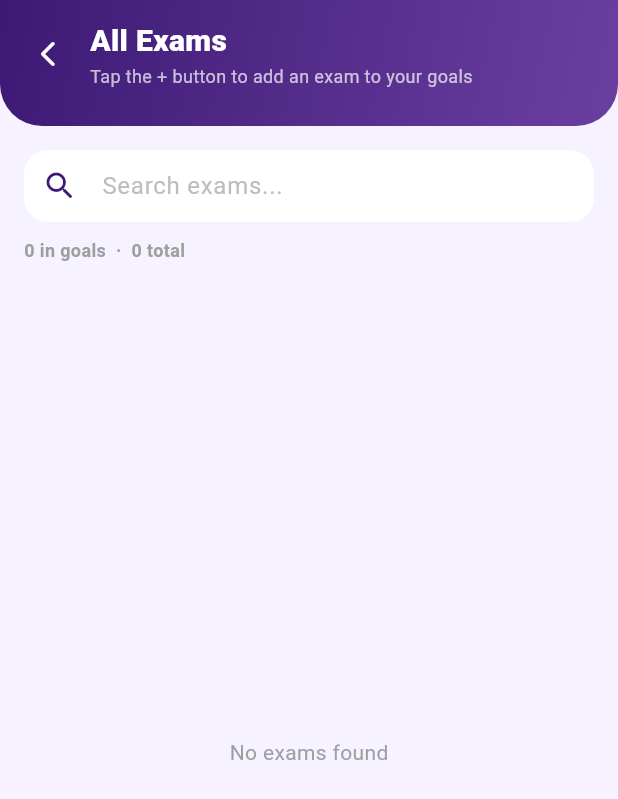
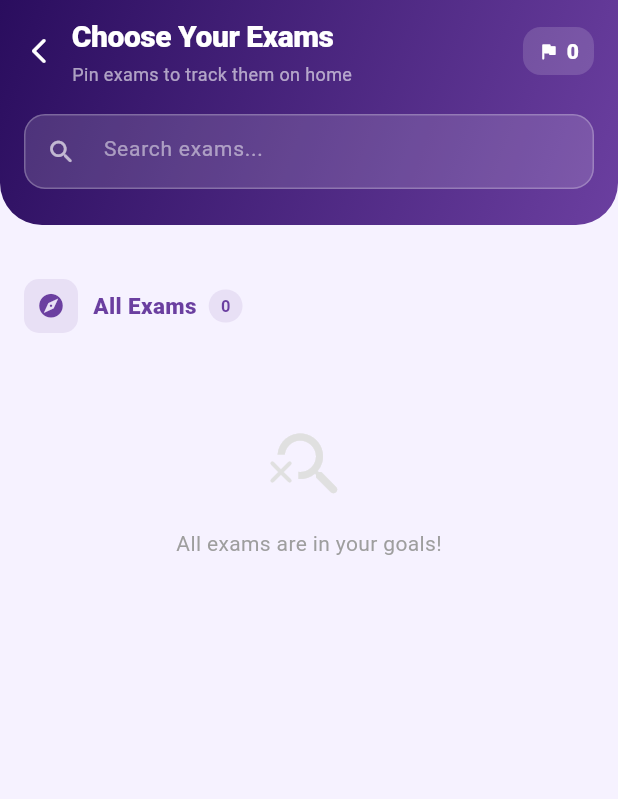
Before and after one commit to nitindhavan/exambullet, a Flutter app: the AllExamsScreen screen opened directly with empty values, on a phone screen of 412 x 824 dp. Shown: the top 799 px of the screen. Run offline on Flutter 3.47's test engine with Material 3 defaults, Android fonts, the phone set to English and light mode, and no system bars; our stand-ins replace firebase_auth, firebase_core, firebase_database, google_fonts, google_sign_in; missing offline and left inert: razorpay_flutter_customui; accounts and stored records are empty.

Commit message:
chore: updated manage exam

```diff
--- a/lib/screens/all_exams_screen.dart
+++ b/lib/screens/all_exams_screen.dart
@@ -18,6 +18,7 @@ class AllExamsScreen extends StatefulWidget {
 }
 
 class _AllExamsScreenState extends State<AllExamsScreen> {
+  final _searchCtrl = TextEditingController();
   String _search = '';
   late Set<String> _goalIds;
 
@@ -27,18 +28,16 @@ class _AllExamsScreenState extends State<AllExamsScreen> {
     _goalIds = Set<String>.from(widget.goalIds);
   }
 
-  List<ExamModel> get _sorted {
-    final query = _search.toLowerCase();
-    final filtered = query.isEmpty
-        ? widget.allExams
-        : widget.allExams
-            .where((e) => e.name.toLowerCase().contains(query))
-            .toList();
-    // Goals pinned at top
-    return [
-      ...filtered.where((e) => _goalIds.contains(e.id)),
-      ...filtered.where((e) => !_goalIds.contains(e.id)),
-    ];
+  @override
+  void dispose() {
+    _searchCtrl.dispose();
+    super.dispose();
+  }
+
+  List<ExamModel> _filtered(List<ExamModel> src) {
+    if (_search.isEmpty) return src;
+    final q = _search.toLowerCase();
+    return src.where((e) => e.name.toLowerCase().contains(q)).toList();
   }
 
   Future<void> _toggleGoal(String examId) async {
@@ -55,45 +54,42 @@ class _AllExamsScreenState extends State<AllExamsScreen> {
 
   @override
   Widget build(BuildContext context) {
-    final exams = _sorted;
+    final goalExams = _filtered(
+        widget.allExams.where((e) => _goalIds.contains(e.id)).toList());
+    final otherExams = _filtered(
+        widget.allExams.where((e) => !_goalIds.contains(e.id)).toList());
+
     return Scaffold(
       backgroundColor: const Color(0xffF6F2FF),
       body: SafeArea(
         child: Column(
           children: [
             _buildHeader(context),
-            _buildSearchBar(),
-            Padding(
-              padding: const EdgeInsets.fromLTRB(16, 10, 16, 4),
-              child: Row(
+            // Search bar below header
+            Expanded(
+              child: ListView(
+                padding: const EdgeInsets.only(top: 8, bottom: 28),
                 children: [
-                  Text(
-                    '${_goalIds.length} in goals  ·  ${widget.allExams.length} total',
-                    style: TextStyle(
-                      color: Colors.grey.shade500,
-                      fontSize: 12,
-                      fontWeight: FontWeight.w600,
+                  if (goalExams.isNotEmpty) ...[
+                    _sectionHeader(
+                      icon: Icons.flag_rounded,
+                      label: 'My Goals',
+                      count: goalExams.length,
+                      color: const Color(0xff3D1975),
                     ),
+                    ...goalExams.map((e) => _examTile(e, isGoal: true)),
+                  ],
+                  _sectionHeader(
+                    icon: Icons.explore_rounded,
+                    label: 'All Exams',
+                    count: otherExams.length,
+                    color: const Color(0xff6B3FA0),
                   ),
+                  if (otherExams.isEmpty)
+                    _emptyState()
+                  else
+                    ...otherExams.map((e) => _examTile(e, isGoal: false)),
                 ],
-              ),
-            ),
-            Expanded(
-              child: exams.isEmpty
-                  ? const Center(
-                      child: Text('No exams found',
-                          style: TextStyle(color: Colors.grey)))
-                  : GridView.builder(
-                      padding: const EdgeInsets.fromLTRB(16, 8, 16, 16),
-                      gridDelegate:
-                          const SliverGridDelegateWithFixedCrossAxisCount(
-                        crossAxisCount: 2,
-                        childAspectRatio: 0.78,
-                        crossAxisSpacing: 12,
-                        mainAxisSpacing: 12,
-                      ),
-                      itemCount: exams.length,
-                      itemBuilder: (_, i) => _examCard(exams[i]),
               ),
             ),
           ],
@@ -106,7 +102,7 @@ class _AllExamsScreenState extends State<AllExamsScreen> {
     return Container(
       decoration: const BoxDecoration(
         gradient: LinearGradient(
-          colors: [Color(0xff3D1975), Color(0xff6B3FA0)],
+          colors: [Color(0xff2A0D5E), Color(0xff6B3FA0)],
           begin: Alignment.topLeft,
           end: Alignment.bottomRight,
         ),
@@ -115,32 +111,98 @@ class _AllExamsScreenState extends State<AllExamsScreen> {
           bottomRight: Radius.circular(28),
         ),
       ),
-      padding: const EdgeInsets.fromLTRB(8, 12, 20, 24),
-      child: Row(
+      padding: const EdgeInsets.fromLTRB(16, 10, 16, 24),
+      child: Column(
+        crossAxisAlignment: CrossAxisAlignment.start,
         children: [
-          IconButton(
-            onPressed: () => Navigator.pop(context),
-            icon: const Icon(Icons.arrow_back_ios_new_rounded,
+          Row(
+            crossAxisAlignment: CrossAxisAlignment.center,
+            children: [
+              GestureDetector(
+                onTap: () => Navigator.pop(context),
+                child: const Icon(Icons.arrow_back_ios_new_rounded,
                     color: Colors.white, size: 20),
               ),
-          const SizedBox(width: 4),
+              const SizedBox(width: 12),
               const Expanded(
                 child: Column(
                   crossAxisAlignment: CrossAxisAlignment.start,
                   children: [
                     Text(
-                  'All Exams',
+                      'Choose Your Exams',
                       style: TextStyle(
                         color: Colors.white,
                         fontSize: 20,
                         fontWeight: FontWeight.w800,
+                        letterSpacing: -0.3,
                       ),
                     ),
+                    SizedBox(height: 2),
                     Text(
-                  'Tap the + button to add an exam to your goals',
-                  style: TextStyle(color: Colors.white70, fontSize: 12),
+                      'Pin exams to track them on home',
+                      style: TextStyle(color: Colors.white60, fontSize: 12),
                     ),
                   ],
+                ),
+              ),
+              Container(
+                padding:
+                    const EdgeInsets.symmetric(horizontal: 10, vertical: 6),
+                decoration: BoxDecoration(
+                  color: Colors.white.withOpacity(0.15),
+                  borderRadius: BorderRadius.circular(12),
+                ),
+                child: Row(
+                  mainAxisSize: MainAxisSize.min,
+                  children: [
+                    const Icon(Icons.flag_rounded,
+                        color: Colors.white, size: 14),
+                    const SizedBox(width: 5),
+                    Text(
+                      '${_goalIds.length}',
+                      style: const TextStyle(
+                        color: Colors.white,
+                        fontWeight: FontWeight.w800,
+                        fontSize: 14,
+                      ),
+                    ),
+                  ],
+                ),
+              ),
+            ],
+          ),
+          const SizedBox(height: 18),
+          Container(
+            height: 50,
+            decoration: BoxDecoration(
+              color: Colors.white.withOpacity(0.14),
+              borderRadius: BorderRadius.circular(14),
+              border: Border.all(color: Colors.white.withOpacity(0.25)),
+            ),
+            child: TextField(
+              controller: _searchCtrl,
+              onChanged: (v) => setState(() => _search = v),
+              style: const TextStyle(color: Colors.white, fontSize: 14),
+              cursorColor: Colors.white,
+              decoration: InputDecoration(
+                hintText: 'Search exams...',
+                hintStyle: TextStyle(
+                    color: Colors.white.withOpacity(0.5), fontSize: 14),
+                prefixIcon: Icon(Icons.search_rounded,
+                    color: Colors.white.withOpacity(0.65), size: 20),
+                suffixIcon: _search.isNotEmpty
+                    ? GestureDetector(
+                        onTap: () {
+                          _searchCtrl.clear();
+                          setState(() => _search = '');
+                        },
+                        child: Icon(Icons.close_rounded,
+                            color: Colors.white.withOpacity(0.65), size: 18),
+                      )
+                    : null,
+                border: InputBorder.none,
+                contentPadding: const EdgeInsets.symmetric(vertical: 15),
+              ),
             ),
           ),
         ],
@@ -148,37 +210,60 @@ class _AllExamsScreenState extends State<AllExamsScreen> {
     );
   }
 
-  Widget _buildSearchBar() {
+  Widget _sectionHeader({
+    required IconData icon,
+    required String label,
+    required int count,
+    required Color color,
+  }) {
     return Padding(
-      padding: const EdgeInsets.fromLTRB(16, 16, 16, 0),
-      child: TextField(
-        onChanged: (v) => setState(() => _search = v),
-        decoration: InputDecoration(
-          hintText: 'Search exams...',
-          hintStyle: TextStyle(color: Colors.grey.shade400),
-          prefixIcon:
-              const Icon(Icons.search_rounded, color: Color(0xff3D1975)),
-          filled: true,
-          fillColor: Colors.white,
-          contentPadding: const EdgeInsets.symmetric(vertical: 0),
-          border: OutlineInputBorder(
-            borderRadius: BorderRadius.circular(16),
-            borderSide: BorderSide.none,
+      padding: const EdgeInsets.fromLTRB(16, 28, 16, 12),
+      child: Row(
+        children: [
+          Container(
+            width: 36,
+            height: 36,
+            decoration: BoxDecoration(
+              color: color.withOpacity(0.1),
+              borderRadius: BorderRadius.circular(10),
+            ),
+            child: Icon(icon, color: color, size: 19),
+          ),
+          const SizedBox(width: 10),
+          Text(
+            label,
+            style: TextStyle(
+                color: color, fontSize: 15, fontWeight: FontWeight.w800),
+          ),
+          const SizedBox(width: 8),
+          Container(
+            padding: const EdgeInsets.symmetric(horizontal: 8, vertical: 3),
+            decoration: BoxDecoration(
+              color: color.withOpacity(0.1),
+              borderRadius: BorderRadius.circular(20),
+            ),
+            child: Text(
+              '$count',
+              style: TextStyle(
+                  color: color, fontSize: 11, fontWeight: FontWeight.w700),
             ),
           ),
+        ],
       ),
     );
   }
 
-  Widget _examCard(ExamModel exam) {
-    final isGoal = _goalIds.contains(exam.id);
-    return Container(
+  Widget _examTile(ExamModel exam, {required bool isGoal}) {
+    return Padding(
+      padding: const EdgeInsets.fromLTRB(16, 0, 16, 14),
+      child: Container(
         decoration: BoxDecoration(
           color: Colors.white,
           borderRadius: BorderRadius.circular(18),
           border: isGoal
-            ? Border.all(color: const Color(0xff3D1975), width: 1.5)
-            : null,
+              ? Border.all(
+                  color: const Color(0xff3D1975).withOpacity(0.35), width: 1.5)
+              : Border.all(color: Colors.transparent),
           boxShadow: [
             BoxShadow(
               color: const Color(0xff3D1975).withOpacity(0.06),
@@ -187,60 +272,37 @@ class _AllExamsScreenState extends State<AllExamsScreen> {
             ),
           ],
         ),
-      child: Column(
-        crossAxisAlignment: CrossAxisAlignment.start,
+        padding: const EdgeInsets.symmetric(horizontal: 14, vertical: 14),
+        child: Row(
           children: [
-          Stack(
-            children: [
-              ClipRRect(
-                borderRadius:
-                    const BorderRadius.vertical(top: Radius.circular(18)),
+            // Circular image
+            Container(
+              width: 64,
+              height: 64,
+              decoration: BoxDecoration(
+                shape: BoxShape.circle,
+                color: const Color(0xff3D1975).withOpacity(0.08),
+                border: Border.all(
+                  color: const Color(0xff3D1975).withOpacity(0.12),
+                  width: 1.5,
+                ),
+              ),
+              child: ClipOval(
                 child: Image.network(
                   exam.icon,
-                  height: 105,
-                  width: double.infinity,
+                  width: 64,
+                  height: 64,
                   fit: BoxFit.cover,
-                  errorBuilder: (_, __, ___) => Container(
-                    height: 105,
-                    color: const Color(0xff3D1975).withOpacity(0.08),
-                    child: const Icon(Icons.school_rounded,
-                        color: Color(0xff3D1975), size: 36),
-                  ),
-                ),
-              ),
-              Positioned(
-                top: 8,
-                right: 8,
-                child: GestureDetector(
-                  onTap: () => _toggleGoal(exam.id),
-                  child: AnimatedContainer(
-                    duration: const Duration(milliseconds: 200),
-                    width: 34,
-                    height: 34,
-                    decoration: BoxDecoration(
-                      color: isGoal
-                          ? const Color(0xff3D1975)
-                          : Colors.white.withOpacity(0.92),
-                      shape: BoxShape.circle,
-                      boxShadow: [
-                        BoxShadow(
-                          color: Colors.black.withOpacity(0.12),
-                          blurRadius: 4,
-                        ),
-                      ],
-                    ),
-                    child: Icon(
-                      isGoal ? Icons.check_rounded : Icons.add_rounded,
-                      color: isGoal ? Colors.white : const Color(0xff3D1975),
-                      size: 18,
+                  errorBuilder: (_, __, ___) => const Icon(
+                    Icons.school_rounded,
+                    color: Color(0xff3D1975),
+                    size: 30,
                   ),
                 ),
               ),
             ),
-            ],
-          ),
-          Padding(
-            padding: const EdgeInsets.all(10),
+            const SizedBox(width: 14),
+            Expanded(
               child: Column(
                 crossAxisAlignment: CrossAxisAlignment.start,
                 children: [
@@ -248,29 +310,87 @@ class _AllExamsScreenState extends State<AllExamsScreen> {
                     exam.name,
                     style: const TextStyle(
                       color: Color(0xff27124D),
-                    fontSize: 12,
+                      fontSize: 14,
                       fontWeight: FontWeight.w700,
                     ),
                     maxLines: 1,
                     overflow: TextOverflow.ellipsis,
                   ),
-                const SizedBox(height: 4),
+                  const SizedBox(height: 5),
                   Text(
-                  isGoal ? 'Added to goals' : exam.about,
+                    exam.about,
                     style: TextStyle(
+                        color: Colors.grey.shade500, fontSize: 12, height: 1.4),
+                    maxLines: 2,
+                    overflow: TextOverflow.ellipsis,
+                  ),
+                  if (isGoal) ...[
+                    const SizedBox(height: 8),
+                    Row(
+                      children: [
+                        Container(
+                          width: 6,
+                          height: 6,
+                          decoration: const BoxDecoration(
+                              color: Colors.green, shape: BoxShape.circle),
+                        ),
+                        const SizedBox(width: 5),
+                        const Text(
+                          'In your goals',
+                          style: TextStyle(
+                              color: Colors.green,
+                              fontSize: 10,
+                              fontWeight: FontWeight.w600),
+                        ),
+                      ],
+                    ),
+                  ],
+                ],
+              ),
+            ),
+            const SizedBox(width: 10),
+            GestureDetector(
+              onTap: () => _toggleGoal(exam.id),
+              child: AnimatedContainer(
+                duration: const Duration(milliseconds: 200),
+                width: 40,
+                height: 40,
+                decoration: BoxDecoration(
                   color: isGoal
-                        ? const Color(0xff3D1975).withOpacity(0.7)
-                        : Colors.grey.shade500,
-                    fontSize: 10,
-                    fontWeight: isGoal ? FontWeight.w600 : FontWeight.normal,
+                      ? const Color(0xff3D1975)
+                      : const Color(0xff3D1975).withOpacity(0.08),
+                  borderRadius: BorderRadius.circular(13),
                 ),
-                  maxLines: 1,
-                  overflow: TextOverflow.ellipsis,
+                child: Icon(
+                  isGoal ? Icons.check_rounded : Icons.add_rounded,
+                  color: isGoal ? Colors.white : const Color(0xff3D1975),
+                  size: 22,
+                ),
+              ),
             ),
           ],
         ),
       ),
+    );
+  }
+
+  Widget _emptyState() {
+    return Padding(
+      padding: const EdgeInsets.symmetric(vertical: 48),
+      child: Center(
+        child: Column(
+          children: [
+            Icon(Icons.search_off_rounded,
+                size: 56, color: Colors.grey.shade300),
+            const SizedBox(height: 14),
+            Text(
+              _search.isNotEmpty
+                  ? 'No exams match "$_search"'
+                  : 'All exams are in your goals!',
+              style: TextStyle(color: Colors.grey.shade500, fontSize: 14),
+            ),
           ],
+        ),
       ),
     );
   }
```
Also changed, not shown: lib/main.dart (+6 -1 lines). Lines whose indentation alone changed are shown as unchanged.
